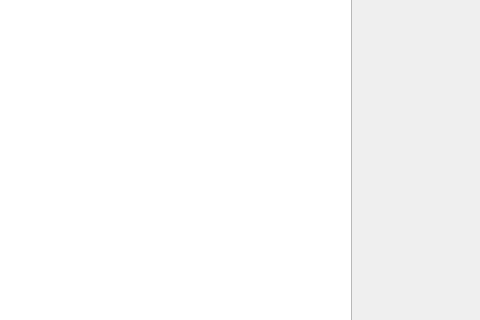
This is mainwindow.ui in jose19990705/proyecto-final-informatica-2 as Qt 5 draws it before an edit; both pictures show x 964 to 1444 and y 0 to 320 of the 1444 by 634 pixel window. The edited form follows.
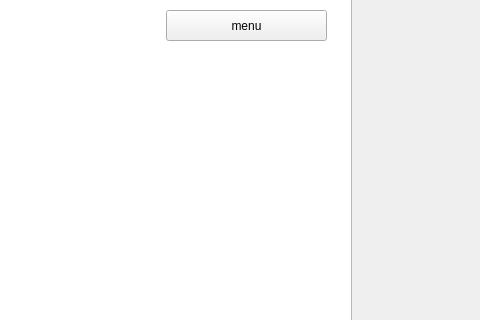
This is the edited form.

Commit message: Se añadieron los escenarios.

```diff
--- a/mainwindow.ui
+++ b/mainwindow.ui
@@ -86,6 +86,19 @@
      <string>Cantidad de poderes</string>
     </property>
    </widget>
+   <widget class="QPushButton" name="menu_principal">
+    <property name="geometry">
+     <rect>
+      <x>1130</x>
+      <y>10</y>
+      <width>161</width>
+      <height>31</height>
+     </rect>
+    </property>
+    <property name="text">
+     <string>menu</string>
+    </property>
+   </widget>
   </widget>
   <widget class="QMenuBar" name="menubar">
    <property name="geometry">
```
The commit also changes 2 other files.
